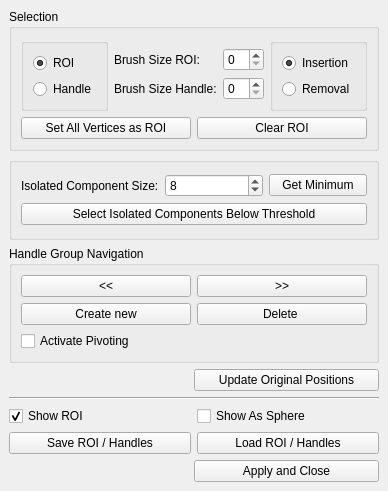
Before: the Qt Designer form Polyhedron/demo/Polyhedron/Deform_mesh.ui in CGAL/cgal, drawn with Qt 5.
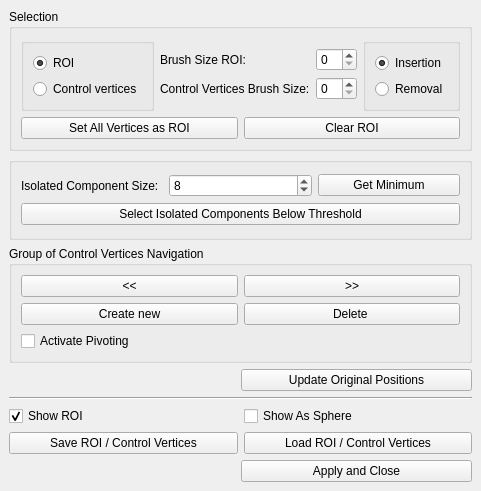
After: the same form once the commit is applied.

Commit message: replace handle by control vertex in the demo

What changed in the file:
```diff
--- a/Polyhedron/demo/Polyhedron/Deform_mesh.ui
+++ b/Polyhedron/demo/Polyhedron/Deform_mesh.ui
@@ -37,7 +37,7 @@
              <item>
               <widget class="QLabel" name="label_2">
                <property name="text">
-                <string>Brush Size Handle:</string>
+                <string>Control Vertices Brush Size:</string>
                </property>
               </widget>
              </item>
@@ -97,7 +97,7 @@
              <string>Use Shift + Left Click to paint handle vertices</string>
             </property>
             <property name="text">
-             <string>Handle</string>
+             <string>Control vertices</string>
             </property>
            </widget>
           </item>
@@ -181,7 +181,7 @@
     <item>
      <widget class="QGroupBox" name="HandleGroupNavigationGroupBox">
       <property name="title">
-       <string>Handle Group Navigation</string>
+       <string>Group of Control Vertices Navigation</string>
       </property>
       <layout class="QVBoxLayout" name="verticalLayout_3">
        <item>
@@ -302,14 +302,14 @@
       <item>
        <widget class="QPushButton" name="SaveROIPushButton">
         <property name="text">
-         <string>Save ROI / Handles</string>
+         <string>Save ROI / Control Vertices</string>
         </property>
        </widget>
       </item>
       <item>
        <widget class="QPushButton" name="ReadROIPushButton">
         <property name="text">
-         <string>Load ROI / Handles</string>
+         <string>Load ROI / Control Vertices</string>
         </property>
        </widget>
       </item>
```
Left out of the diff: 20 changed lines with no effect on the pictures. The commit also changes 3 other files.
